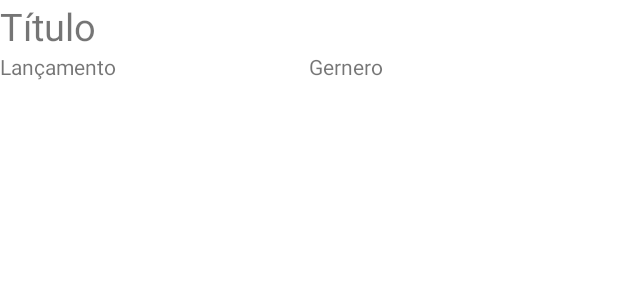
After one commit to Guilherme-tr/SeriesManager, an Android app: the layout layout_serie.xml on its own in the app's theme, with its tools: preview values and no code run, on a phone screen of 412 x 824 dp. The commit adds this screen. Shown: the top 300 px of the screen. Run offline under Robolectric (Android 15) with nearby library versions, the phone set to English and light mode, and no system bars.

Commit message:
fazendo o SeriesAdapter

```diff
--- /dev/null
+++ b/app/src/main/res/layout/layout_serie.xml
@@ -0,0 +1,40 @@
+<?xml version="1.0" encoding="utf-8"?>
+<androidx.constraintlayout.widget.ConstraintLayout xmlns:android="http://schemas.android.com/apk/res/android"
+    android:layout_width="match_parent"
+    android:layout_height="wrap_content"
+    xmlns:app="http://schemas.android.com/apk/res-auto"
+    android:clickable="true"
+    android:focusable="true"
+    android:background="?android:attr/selectableItemBackground">
+
+    <TextView
+        android:id="@+id/tituloTv"
+        android:layout_width="0dp"
+        android:layout_height="wrap_content"
+        android:text="Título"
+        android:textSize="25sp"
+        app:layout_constraintStart_toStartOf="parent"
+        app:layout_constraintEnd_toEndOf="parent"
+        app:layout_constraintTop_toTopOf="parent" />
+
+    <TextView
+        android:id="@+id/lancamentoTv"
+        android:layout_width="0dp"
+        android:layout_height="wrap_content"
+        android:text="Lançamento"
+        app:layout_constraintStart_toStartOf="parent"
+        app:layout_constraintEnd_toStartOf="@id/generoTv"
+        app:layout_constraintTop_toBottomOf="@id/tituloTv" />
+
+    <TextView
+        android:id="@+id/generoTv"
+        android:layout_width="0dp"
+        android:layout_height="wrap_content"
+        android:text="Gernero"
+        app:layout_constraintStart_toEndOf="@id/lancamentoTv"
+        app:layout_constraintEnd_toEndOf="parent"
+        app:layout_constraintTop_toBottomOf="@id/tituloTv" />
+
+
+
+</androidx.constraintlayout.widget.ConstraintLayout>
```
Also changed, not shown: app/src/main/java/br/edu/ifsp/scl/ads/pdm/seriesmanager/MainActivity.kt (+11 -4 lines), app/src/main/java/br/edu/ifsp/scl/ads/pdm/seriesmanager/adapter/SeriesAdapter.kt (added, +38 -0 lines).
